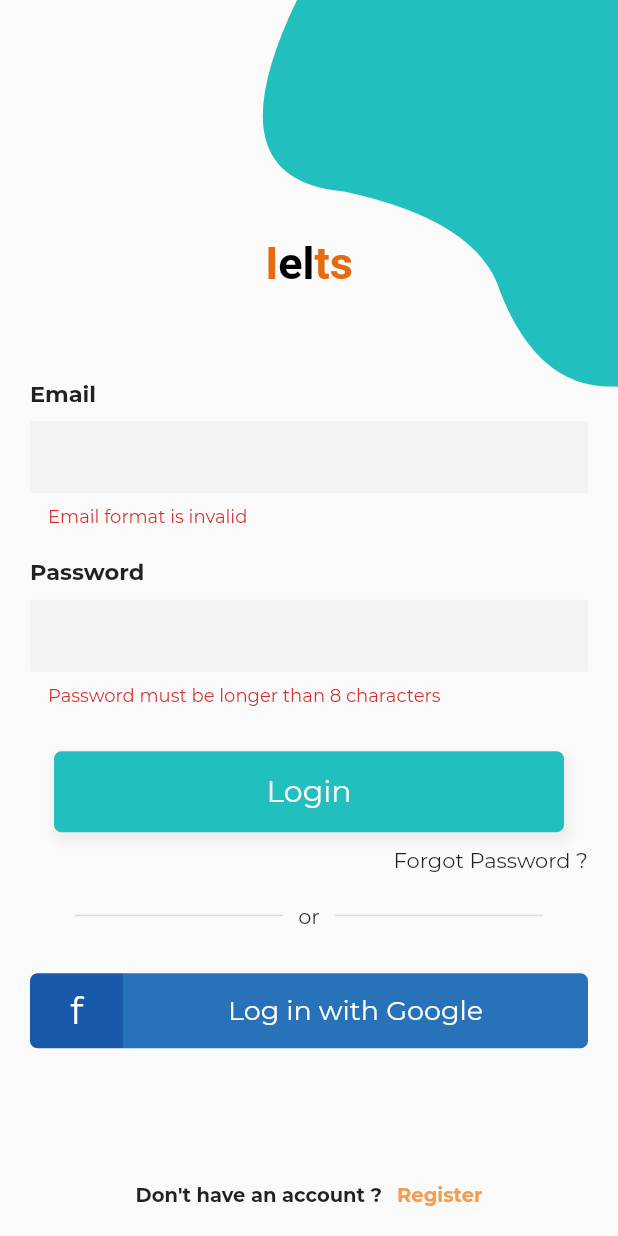
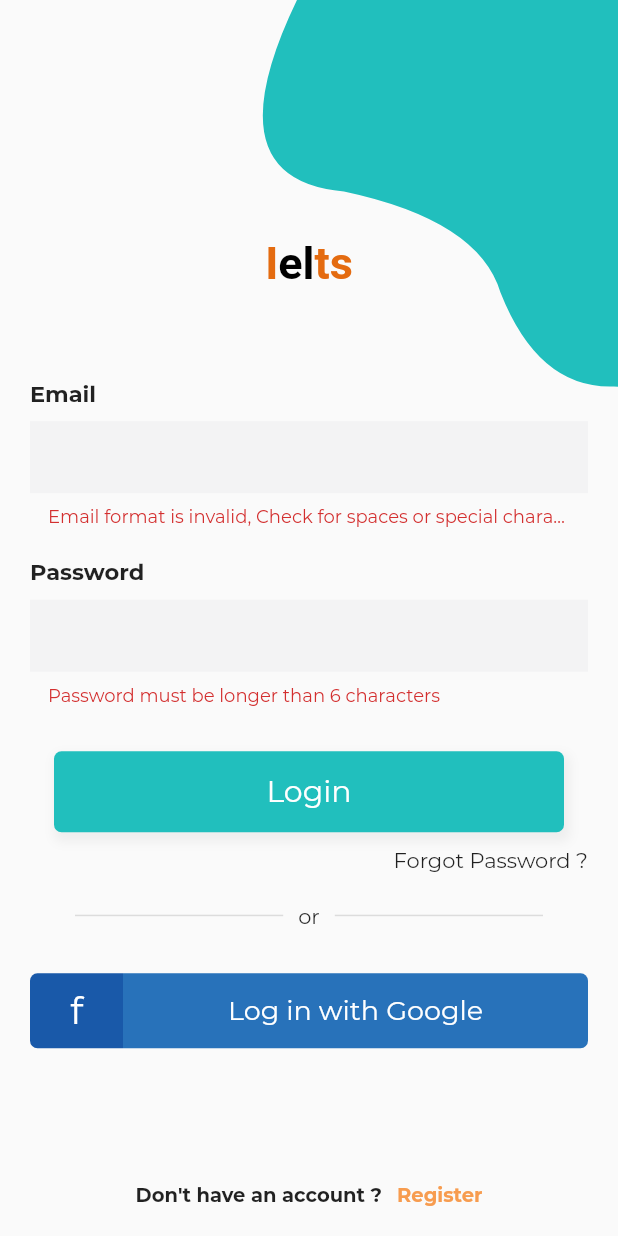
Before and after one commit to nikhilmufc7/Flutter_IeltsPrep, a Flutter app: the screen it shows after launch, after a tap on "Login", on a phone screen of 412 x 824 dp. Run offline on Flutter 3.47's test engine with Material 2 defaults, Android fonts, the phone set to English and light mode, and no system bars; our stand-ins replace audioplayers, cached_network_image, cloud_firestore, firebase_auth, firebase_messaging, flutter_tindercard and 3 more; accounts and stored records are empty; project files that could hold a hidden picture were left out.

```diff
--- a/lib/screens/login_screen.dart
+++ b/lib/screens/login_screen.dart
@@ -77,15 +77,15 @@ class _LoginScreenState extends State<LoginScreen>
         r'^(([^<>()[\]\\.,;:\s@\"]+(\.[^<>()[\]\\.,;:\s@\"]+)*)|(\".+\"))@((\[[0-9]{1,3}\.[0-9]{1,3}\.[0-9]{1,3}\.[0-9]{1,3}\])|(([a-zA-Z\-0-9]+\.)+[a-zA-Z]{2,}))$';
     RegExp regex = RegExp(pattern);
     if (!regex.hasMatch(value)) {
-      return 'Email format is invalid';
+      return 'Email format is invalid, Check for spaces or special characters';
     } else {
       return null;
     }
   }
 
   String pwdValidator(String value) {
-    if (value.length < 8) {
-      return 'Password must be longer than 8 characters';
+    if (value.length < 6) {
+      return 'Password must be longer than 6 characters';
     } else {
       return null;
     }
@@ -120,7 +120,7 @@ class _LoginScreenState extends State<LoginScreen>
             .then((value) =>
                 {Navigator.pushReplacementNamed(context, RoutePaths.home)});
       } else {
-        signUp(emailInputController.text, passwordInputController.text,
+        await signUp(emailInputController.text, passwordInputController.text,
                 firstNameInputController.text)
             .then((result) =>
                 {Navigator.pushReplacementNamed(context, RoutePaths.home)});
@@ -131,11 +131,12 @@ class _LoginScreenState extends State<LoginScreen>
     ${error.code}\n
     ${error.message}
   ''');
-      _showErrorDialog(error.message);
+      _showErrorDialog(
+          'Could not authenticate you.$errorMessage Please try again later.');
     } catch (error) {
-      const errorMessage =
-          'Could not authenticate you. Please try again later.';
-      _showErrorDialog(errorMessage);
+      var errorM =
+          'Could not authenticate you.$errorMessage Please try again later.';
+      _showErrorDialog(errorM);
       print(error);
     }
   }
```
Also changed, not shown: lib/services/auth.dart (+65 -4 lines).
